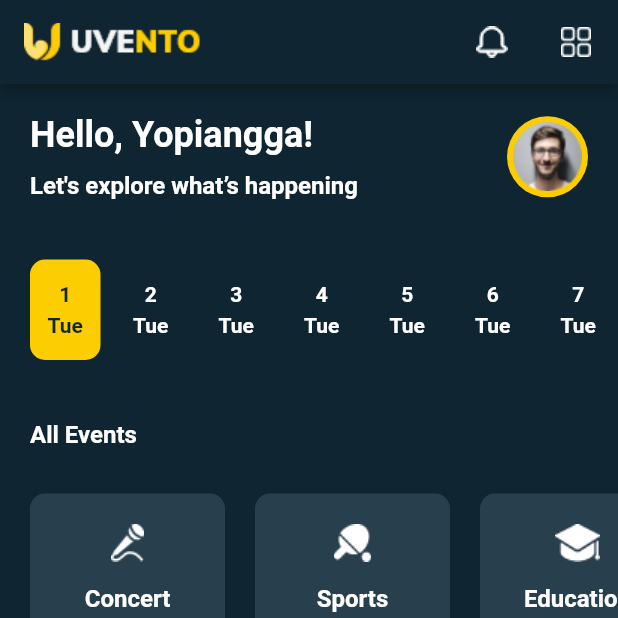
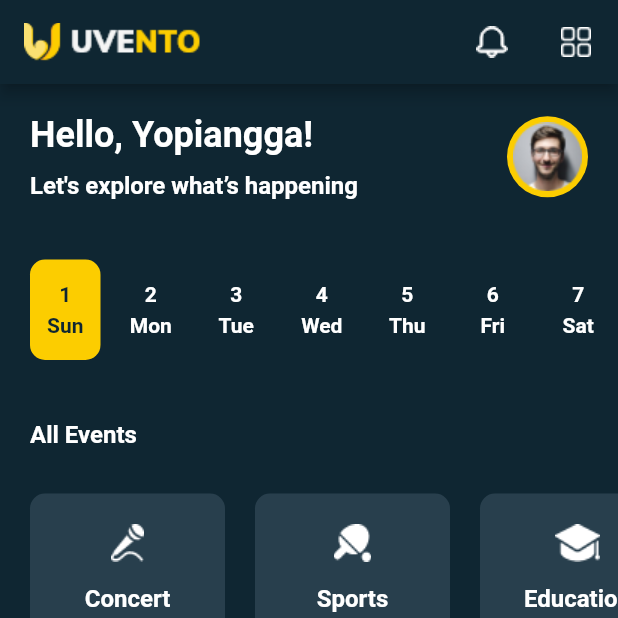
Before and after one commit to yopiangga/uvento-app, a Flutter app: the HomePage screen opened directly, on a phone screen of 412 x 824 dp, the top half of it. Run offline on Flutter 3.47's test engine with Material 2 defaults, Android fonts, the phone set to English and light mode, and no system bars.

Commit message:
sesuai xd

```diff
--- a/lib/HomePage.dart
+++ b/lib/HomePage.dart
@@ -123,36 +123,36 @@ class _HomePageState extends State<HomePage>
                       padding: EdgeInsets.all(20),
                       child: Row(
                         children: [
-                          CardDate("1", "Tue", 0),
-                          CardDate("2", "Tue", 1),
+                          CardDate("1", "Sun", 0),
+                          CardDate("2", "Mon", 1),
                           CardDate("3", "Tue", 2),
-                          CardDate("4", "Tue", 3),
-                          CardDate("5", "Tue", 4),
-                          CardDate("6", "Tue", 5),
-                          CardDate("7", "Tue", 6),
-                          CardDate("8", "Tue", 7),
-                          CardDate("9", "Tue", 8),
+                          CardDate("4", "Wed", 3),
+                          CardDate("5", "Thu", 4),
+                          CardDate("6", "Fri", 5),
+                          CardDate("7", "Sat", 6),
+                          CardDate("8", "Sun", 7),
+                          CardDate("9", "Mon", 8),
                           CardDate("10", "Tue", 9),
-                          CardDate("11", "Tue", 10),
-                          CardDate("12", "Tue", 11),
-                          CardDate("13", "Tue", 12),
-                          CardDate("14", "Tue", 13),
-                          CardDate("15", "Tue", 14),
-                          CardDate("16", "Tue", 15),
+                          CardDate("11", "Wed", 10),
+                          CardDate("12", "Thu", 11),
+                          CardDate("13", "Fri", 12),
+                          CardDate("14", "Sat", 13),
+                          CardDate("15", "Sun", 14),
+                          CardDate("16", "Mon", 15),
                           CardDate("17", "Tue", 16),
-                          CardDate("18", "Tue", 17),
-                          CardDate("19", "Tue", 18),
-                          CardDate("20", "Tue", 19),
-                          CardDate("21", "Tue", 20),
-                          CardDate("22", "Tue", 21),
-                          CardDate("23", "Tue", 22),
+                          CardDate("18", "Wed", 17),
+                          CardDate("19", "Thu", 18),
+                          CardDate("20", "Fri", 19),
+                          CardDate("21", "Sat", 20),
+                          CardDate("22", "Sun", 21),
+                          CardDate("23", "Mon", 22),
                           CardDate("24", "Tue", 23),
-                          CardDate("25", "Tue", 24),
-                          CardDate("26", "Tue", 25),
-                          CardDate("27", "Tue", 26),
-                          CardDate("28", "Tue", 27),
-                          CardDate("29", "Tue", 28),
-                          CardDate("30", "Tue", 29),
+                          CardDate("25", "Wed", 24),
+                          CardDate("26", "Thu", 25),
+                          CardDate("27", "Fri", 26),
+                          CardDate("28", "Sat", 27),
+                          CardDate("29", "Sun", 28),
+                          CardDate("30", "Mon", 29),
                         ],
                       ),
                     ),
```
